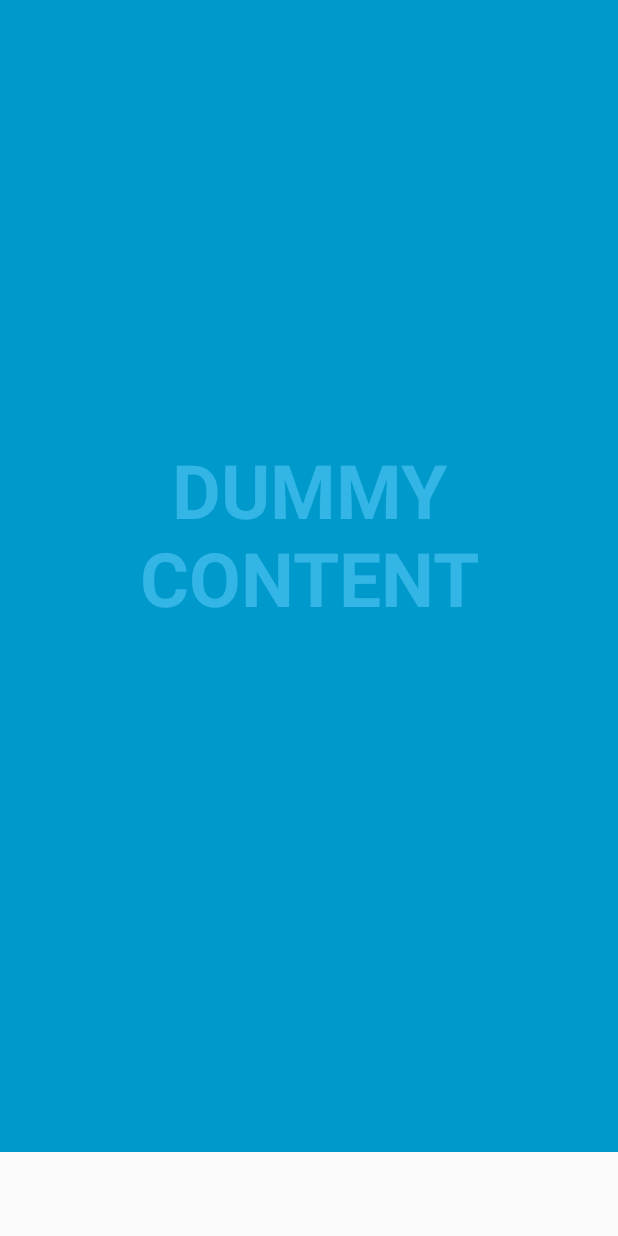
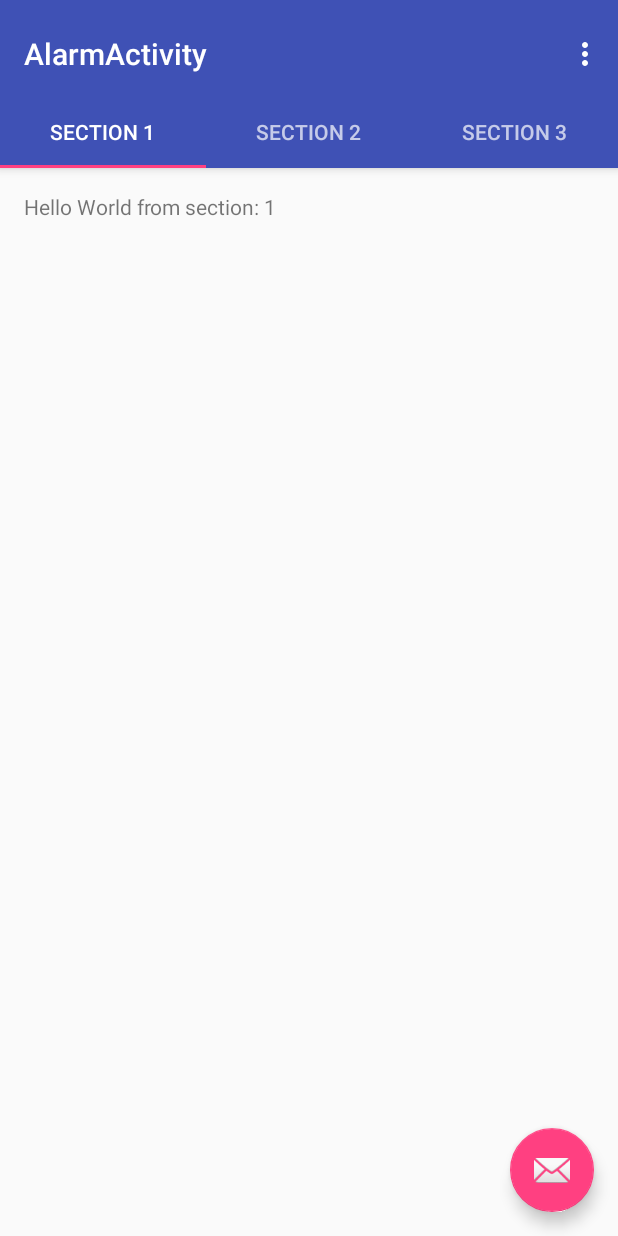
Before and after one commit to ved0/WakeMeAndDontBreakMe, an Android app: the screen it shows after launch (FullscreenActivity before the commit, AlarmActivity after it), on a phone screen of 412 x 824 dp. Run offline under Robolectric (Android 15) with nearby library versions, the phone set to English and light mode, and no system bars.

Commit message:
Added new main screen with tabs.

```diff
--- a/app/build.gradle
+++ b/app/build.gradle
@@ -5,7 +5,7 @@ android {
     buildToolsVersion "25.0.2"
     defaultConfig {
         applicationId "xs.wakemeanddontbreakme"
-        minSdkVersion 11
+        minSdkVersion 13
         targetSdkVersion 25
         versionCode 1
         versionName "1.0"
@@ -26,5 +26,7 @@ dependencies {
     })
     compile 'com.android.support:appcompat-v7:25.3.1'
     compile 'com.android.support:support-v4:25.3.1'
+    compile 'com.android.support.constraint:constraint-layout:1.0.2'
+    compile 'com.android.support:design:25.3.1'
     testCompile 'junit:junit:4.12'
 }
--- a/app/src/main/AndroidManifest.xml
+++ b/app/src/main/AndroidManifest.xml
@@ -20,11 +20,13 @@
                 <category android:name="android.intent.category.LAUNCHER" />
             </intent-filter>
         </activity>
-
-        <activity android:name=".FullscreenActivity"
-            android:label="@string/app_name">
-
-        </activity>
+        <activity
+            android:name=".FullscreenActivity"
+            android:label="@string/app_name" />
+        <activity
+            android:name=".AlarmActivity"
+            android:label="@string/title_activity_alarm"
+            android:theme="@style/AppTheme.NoActionBar"></activity>
     </application>
 
 </manifest>
--- /dev/null
+++ b/app/src/main/java/xs/wakemeanddontbreakme/AlarmActivity.java
@@ -0,0 +1,162 @@
+package xs.wakemeanddontbreakme;
+
+import android.support.design.widget.TabLayout;
+import android.support.design.widget.FloatingActionButton;
+import android.support.design.widget.Snackbar;
+import android.support.v7.app.AppCompatActivity;
+import android.support.v7.widget.Toolbar;
+
+import android.support.v4.app.Fragment;
+import android.support.v4.app.FragmentManager;
+import android.support.v4.app.FragmentPagerAdapter;
+import android.support.v4.view.ViewPager;
+import android.os.Bundle;
+import android.view.LayoutInflater;
+import android.view.Menu;
+import android.view.MenuItem;
+import android.view.View;
+import android.view.ViewGroup;
+
+import android.widget.TextView;
+
+public class AlarmActivity extends AppCompatActivity {
+
+    /**
+     * The {@link android.support.v4.view.PagerAdapter} that will provide
+     * fragments for each of the sections. We use a
+     * {@link FragmentPagerAdapter} derivative, which will keep every
+     * loaded fragment in memory. If this becomes too memory intensive, it
+     * may be best to switch to a
+     * {@link android.support.v4.app.FragmentStatePagerAdapter}.
+     */
+    private SectionsPagerAdapter mSectionsPagerAdapter;
+
+    /**
+     * The {@link ViewPager} that will host the section contents.
+     */
+    private ViewPager mViewPager;
+
+    @Override
+    protected void onCreate(Bundle savedInstanceState) {
+        super.onCreate(savedInstanceState);
+        setContentView(R.layout.activity_alarm);
+
+        Toolbar toolbar = (Toolbar) findViewById(R.id.toolbar);
+        setSupportActionBar(toolbar);
+        // Create the adapter that will return a fragment for each of the three
+        // primary sections of the activity.
+        mSectionsPagerAdapter = new SectionsPagerAdapter(getSupportFragmentManager());
+
+        // Set up the ViewPager with the sections adapter.
+        mViewPager = (ViewPager) findViewById(R.id.container);
+        mViewPager.setAdapter(mSectionsPagerAdapter);
+
+        TabLayout tabLayout = (TabLayout) findViewById(R.id.tabs);
+        tabLayout.setupWithViewPager(mViewPager);
+
+        FloatingActionButton fab = (FloatingActionButton) findViewById(R.id.fab);
+        fab.setOnClickListener(new View.OnClickListener() {
+            @Override
+            public void onClick(View view) {
+                Snackbar.make(view, "Replace with your own action", Snackbar.LENGTH_LONG)
+                        .setAction("Action", null).show();
+            }
+        });
+
+    }
+
+
+    @Override
+    public boolean onCreateOptionsMenu(Menu menu) {
+        // Inflate the menu; this adds items to the action bar if it is present.
+        getMenuInflater().inflate(R.menu.menu_alarm, menu);
+        return true;
+    }
+
+    @Override
+    public boolean onOptionsItemSelected(MenuItem item) {
+        // Handle action bar item clicks here. The action bar will
+        // automatically handle clicks on the Home/Up button, so long
+        // as you specify a parent activity in AndroidManifest.xml.
+        int id = item.getItemId();
+
+        //noinspection SimplifiableIfStatement
+        if (id == R.id.action_settings) {
+            return true;
+        }
+
+        return super.onOptionsItemSelected(item);
+    }
+
+    /**
+     * A placeholder fragment containing a simple view.
+     */
+    public static class PlaceholderFragment extends Fragment {
+        /**
+         * The fragment argument representing the section number for this
+         * fragment.
+         */
+        private static final String ARG_SECTION_NUMBER = "section_number";
+
+        public PlaceholderFragment() {
+        }
+
+        /**
+         * Returns a new instance of this fragment for the given section
+         * number.
+         */
+        public static PlaceholderFragment newInstance(int sectionNumber) {
+            PlaceholderFragment fragment = new PlaceholderFragment();
+            Bundle args = new Bundle();
+            args.putInt(ARG_SECTION_NUMBER, sectionNumber);
+            fragment.setArguments(args);
+            return fragment;
+        }
+
+        @Override
+        public View onCreateView(LayoutInflater inflater, ViewGroup container,
+                                 Bundle savedInstanceState) {
+            View rootView = inflater.inflate(R.layout.fragment_alarm, container, false);
+            TextView textView = (TextView) rootView.findViewById(R.id.section_label);
+            textView.setText(getString(R.string.section_format, getArguments().getInt(ARG_SECTION_NUMBER)));
+            return rootView;
+        }
+    }
+
+    /**
+     * A {@link FragmentPagerAdapter} that returns a fragment corresponding to
+     * one of the sections/tabs/pages.
+     */
+    public class SectionsPagerAdapter extends FragmentPagerAdapter {
+
+        public SectionsPagerAdapter(FragmentManager fm) {
+            super(fm);
+        }
+
+        @Override
+        public Fragment getItem(int position) {
+            // getItem is called to instantiate the fragment for the given page.
+            // Return a PlaceholderFragment (defined as a static inner class below).
+            return PlaceholderFragment.newInstance(position + 1);
+        }
+
+        @Override
+        public int getCount() {
+            // Show 3 total pages.
+            return 3;
+        }
+
+        @Override
+        public CharSequence getPageTitle(int position) {
+            switch (position) {
+                case 0:
+                    return "SECTION 1";
+                case 1:
+                    return "SECTION 2";
+                case 2:
+                    return "SECTION 3";
+            }
+            return null;
+        }
+    }
+}
--- a/app/src/main/java/xs/wakemeanddontbreakme/SplashScreen.java
+++ b/app/src/main/java/xs/wakemeanddontbreakme/SplashScreen.java
@@ -29,7 +29,7 @@ public class SplashScreen extends Activity {
             public void run() {
                 // This method will be executed once the timer is over
                 // Start your app main activity
-                Intent i = new Intent(SplashScreen.this, FullscreenActivity.class);
+                Intent i = new Intent(SplashScreen.this, AlarmActivity.class);
                 startActivity(i);
 
                 // close this activity
--- /dev/null
+++ b/app/src/main/res/layout/activity_alarm.xml
@@ -0,0 +1,49 @@
+<?xml version="1.0" encoding="utf-8"?>
+<android.support.design.widget.CoordinatorLayout xmlns:android="http://schemas.android.com/apk/res/android"
+    xmlns:app="http://schemas.android.com/apk/res-auto"
+    xmlns:tools="http://schemas.android.com/tools"
+    android:id="@+id/main_content"
+    android:layout_width="match_parent"
+    android:layout_height="match_parent"
+    android:fitsSystemWindows="true"
+    tools:context="xs.wakemeanddontbreakme.AlarmActivity">
+
+    <android.support.design.widget.AppBarLayout
+        android:id="@+id/appbar"
+        android:layout_width="match_parent"
+        android:layout_height="wrap_content"
+        android:paddingTop="@dimen/appbar_padding_top"
+        android:theme="@style/AppTheme.AppBarOverlay">
+
+        <android.support.v7.widget.Toolbar
+            android:id="@+id/toolbar"
+            android:layout_width="match_parent"
+            android:layout_height="?attr/actionBarSize"
+            android:background="?attr/colorPrimary"
+            app:layout_scrollFlags="scroll|enterAlways"
+            app:popupTheme="@style/AppTheme.PopupOverlay">
+
+        </android.support.v7.widget.Toolbar>
+
+        <android.support.design.widget.TabLayout
+            android:id="@+id/tabs"
+            android:layout_width="match_parent"
+            android:layout_height="wrap_content" />
+
+    </android.support.design.widget.AppBarLayout>
+
+    <android.support.v4.view.ViewPager
+        android:id="@+id/container"
+        android:layout_width="match_parent"
+        android:layout_height="match_parent"
+        app:layout_behavior="@string/appbar_scrolling_view_behavior" />
+
+    <android.support.design.widget.FloatingActionButton
+        android:id="@+id/fab"
+        android:layout_width="wrap_content"
+        android:layout_height="wrap_content"
+        android:layout_gravity="end|bottom"
+        android:layout_margin="@dimen/fab_margin"
+        app:srcCompat="@android:drawable/ic_dialog_email" />
+
+</android.support.design.widget.CoordinatorLayout>
--- /dev/null
+++ b/app/src/main/res/layout/fragment_alarm.xml
@@ -0,0 +1,16 @@
+<RelativeLayout xmlns:android="http://schemas.android.com/apk/res/android"
+    xmlns:tools="http://schemas.android.com/tools"
+    android:layout_width="match_parent"
+    android:layout_height="match_parent"
+    android:paddingBottom="@dimen/activity_vertical_margin"
+    android:paddingLeft="@dimen/activity_horizontal_margin"
+    android:paddingRight="@dimen/activity_horizontal_margin"
+    android:paddingTop="@dimen/activity_vertical_margin"
+    tools:context="xs.wakemeanddontbreakme.AlarmActivity$PlaceholderFragment">
+
+    <TextView
+        android:id="@+id/section_label"
+        android:layout_width="wrap_content"
+        android:layout_height="wrap_content" />
+
+</RelativeLayout>
--- /dev/null
+++ b/app/src/main/res/menu/menu_alarm.xml
@@ -0,0 +1,10 @@
+<menu xmlns:android="http://schemas.android.com/apk/res/android"
+    xmlns:app="http://schemas.android.com/apk/res-auto"
+    xmlns:tools="http://schemas.android.com/tools"
+    tools:context="xs.wakemeanddontbreakme.AlarmActivity">
+    <item
+        android:id="@+id/action_settings"
+        android:orderInCategory="100"
+        android:title="@string/action_settings"
+        app:showAsAction="never" />
+</menu>
--- /dev/null
+++ b/app/src/main/res/values-w820dp/dimens.xml
@@ -0,0 +1,6 @@
+<resources>
+    <!-- Example customization of dimensions originally defined in res/values/dimens.xml
+         (such as screen margins) for screens with more than 820dp of available width. This
+         would include 7" and 10" devices in landscape (~960dp and ~1280dp respectively). -->
+    <dimen name="activity_horizontal_margin">64dp</dimen>
+</resources>
--- /dev/null
+++ b/app/src/main/res/values/dimens.xml
@@ -0,0 +1,7 @@
+<resources>
+    <!-- Default screen margins, per the Android Design guidelines. -->
+    <dimen name="activity_horizontal_margin">16dp</dimen>
+    <dimen name="activity_vertical_margin">16dp</dimen>
+    <dimen name="fab_margin">16dp</dimen>
+    <dimen name="appbar_padding_top">8dp</dimen>
+</resources>
--- a/app/src/main/res/values/strings.xml
+++ b/app/src/main/res/values/strings.xml
@@ -3,4 +3,7 @@
 
     <string name="dummy_button">Dummy Button</string>
     <string name="dummy_content">DUMMY\nCONTENT</string>
+    <string name="title_activity_alarm">AlarmActivity</string>
+    <string name="action_settings">Settings</string>
+    <string name="section_format">Hello World from section: %1$d</string>
 </resources>
--- a/app/src/main/res/values/styles.xml
+++ b/app/src/main/res/values/styles.xml
@@ -20,4 +20,13 @@
         <item name="android:background">@color/black_overlay</item>
     </style>
 
+    <style name="AppTheme.NoActionBar">
+        <item name="windowActionBar">false</item>
+        <item name="windowNoTitle">true</item>
+    </style>
+
+    <style name="AppTheme.AppBarOverlay" parent="ThemeOverlay.AppCompat.Dark.ActionBar" />
+
+    <style name="AppTheme.PopupOverlay" parent="ThemeOverlay.AppCompat.Light" />
+
 </resources>
```
